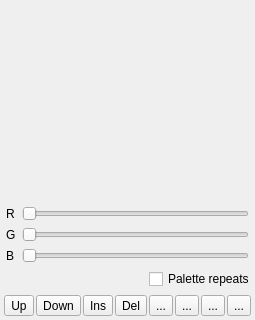
Qt form paletteeditdialog.ui (dvstans/MandelbrotApp) before a commit; both pictures show x 0 to 255 and y 198 to 518 of the 255 by 518 pixel window.
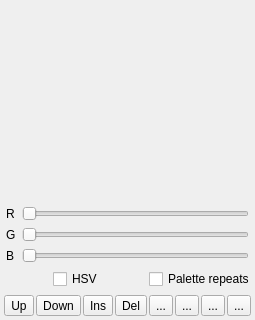
The same form after that commit. Icons and pictures are not drawn.

Diff of the .ui file:
```diff
--- a/paletteeditdialog.ui
+++ b/paletteeditdialog.ui
@@ -226,6 +226,26 @@
       <property name="bottomMargin">
        <number>0</number>
       </property>
+      <item>
+       <spacer name="horizontalSpacer_3">
+        <property name="orientation">
+         <enum>Qt::Orientation::Horizontal</enum>
+        </property>
+        <property name="sizeHint" stdset="0">
+         <size>
+          <width>40</width>
+          <height>20</height>
+         </size>
+        </property>
+       </spacer>
+      </item>
+      <item>
+       <widget class="QCheckBox" name="checkBoxHSV">
+        <property name="text">
+         <string>HSV</string>
+        </property>
+       </widget>
+      </item>
       <item>
        <spacer name="horizontalSpacer_2">
         <property name="orientation">
```
Left out of the diff: 23 changed lines with no effect on the pictures.
